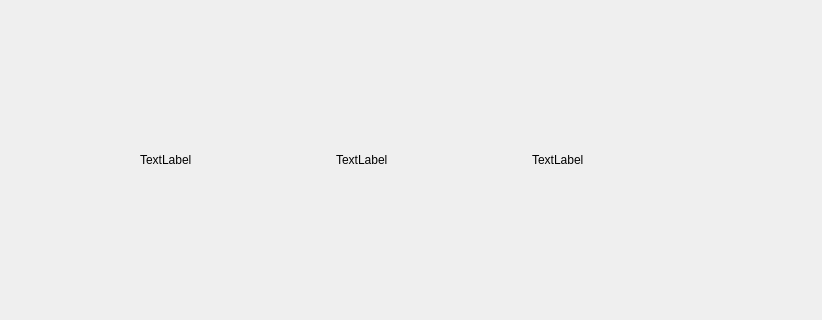
First picture: the form in src/ui/gui/storyboards/ExitPage.ui, repository HBuczynski/AHRS, before the edit; both pictures show x 99 to 921 and y 109 to 429 of the 1024 by 600 pixel window.
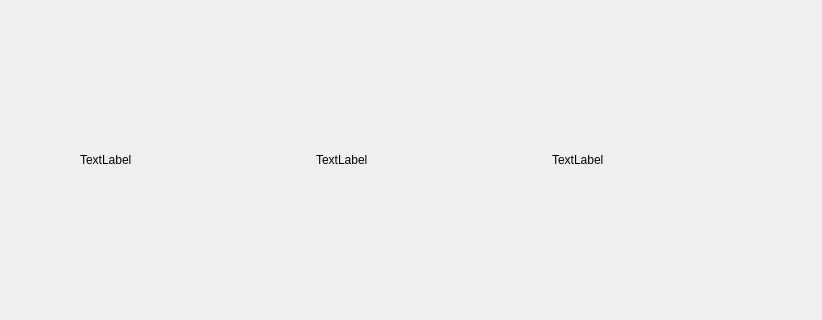
Second picture: the form after the edit.

Commit message: Main page as a basic storyboard.

The edit to the form file:
```diff
--- a/src/ui/gui/storyboards/ExitPage.ui
+++ b/src/ui/gui/storyboards/ExitPage.ui
@@ -104,13 +104,13 @@
        <widget class="QLabel" name="cancelLabel">
         <property name="minimumSize">
          <size>
-          <width>150</width>
+          <width>190</width>
           <height>0</height>
          </size>
         </property>
         <property name="maximumSize">
          <size>
-          <width>100</width>
+          <width>190</width>
           <height>16777215</height>
          </size>
         </property>
@@ -139,13 +139,13 @@
        <widget class="QLabel" name="restartLabel">
         <property name="minimumSize">
          <size>
-          <width>150</width>
+          <width>190</width>
           <height>0</height>
          </size>
         </property>
         <property name="maximumSize">
          <size>
-          <width>150</width>
+          <width>190</width>
           <height>16777215</height>
          </size>
         </property>
@@ -174,13 +174,13 @@
        <widget class="QLabel" name="exitLabel">
         <property name="minimumSize">
          <size>
-          <width>150</width>
+          <width>190</width>
           <height>0</height>
          </size>
         </property>
         <property name="maximumSize">
          <size>
-          <width>150</width>
+          <width>190</width>
           <height>16777215</height>
          </size>
         </property>
```
The commit also changes 9 other files.
